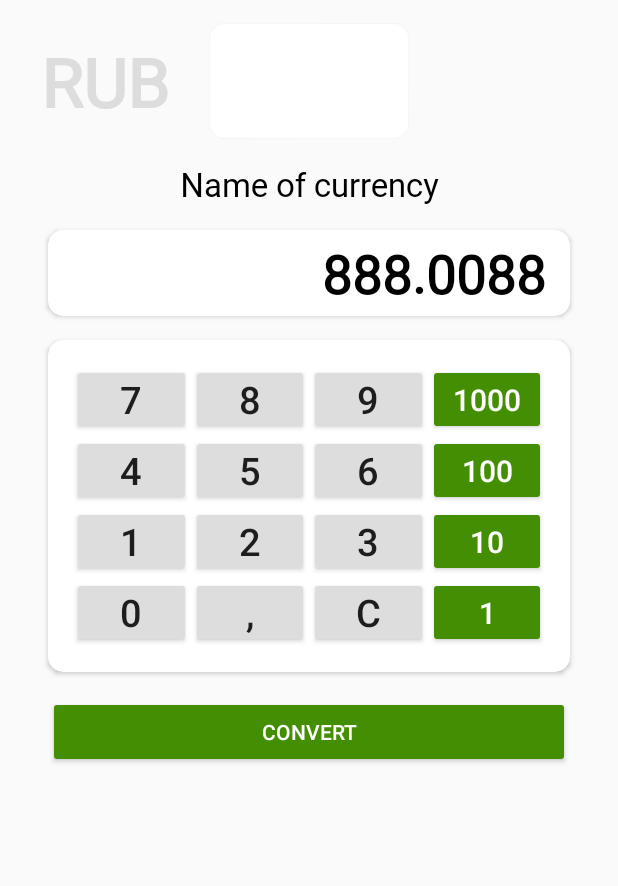
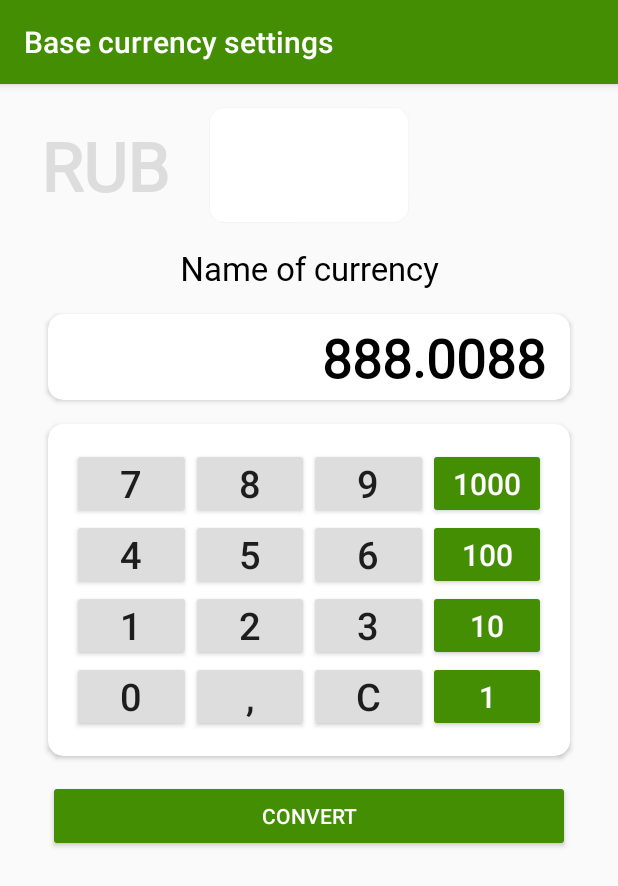
Before and after one commit to ytty555/CurrencyConverter, an Android app: the layout fragment_base_chooser.xml on its own in the app's theme, with its tools: preview values and no code run, on a phone screen of 412 x 824 dp. Shown: the top 886 px of the screen. Run offline under Robolectric (Android 15) with nearby library versions, the phone set to English and light mode, and no system bars.

Commit message:
toolbar changed

```diff
--- a/app/src/main/res/layout/base_currency.xml
+++ b/app/src/main/res/layout/base_currency.xml
@@ -11,7 +11,7 @@
 
     <androidx.constraintlayout.widget.ConstraintLayout
         android:layout_width="match_parent"
-        android:layout_height="wrap_content"
+        android:layout_height="?attr/actionBarSize"
         android:background="@color/colorLightGray"
         android:padding="2dp"
         android:paddingStart="16dp"
@@ -34,7 +34,7 @@
             android:layout_height="wrap_content"
             android:text="@string/amount_label"
             app:layout_constraintBaseline_toBaselineOf="@+id/currency_label"
-            app:layout_constraintStart_toStartOf="@+id/currency_amount" />
+            app:layout_constraintEnd_toEndOf="parent" />
 
         <TextView
             android:id="@+id/currency_codeAndName"
--- a/app/src/main/res/layout/fragment_base_chooser.xml
+++ b/app/src/main/res/layout/fragment_base_chooser.xml
@@ -10,9 +10,28 @@
             type="ru.okcode.currencyconverter.ui.basechooser.BaseChooserViewModel" />
     </data>
 
+    <androidx.coordinatorlayout.widget.CoordinatorLayout
+        android:layout_width="match_parent"
+        android:layout_height="match_parent">
+
+        <com.google.android.material.appbar.AppBarLayout
+            android:layout_width="match_parent"
+            android:layout_height="wrap_content">
+
+            <androidx.appcompat.widget.Toolbar
+                android:id="@+id/toolbar"
+                app:titleTextColor="@android:color/white"
+                app:title="@string/base_currency_settings"
+                android:layout_width="match_parent"
+                android:layout_height="?attr/actionBarSize">
+
+            </androidx.appcompat.widget.Toolbar>
+
+        </com.google.android.material.appbar.AppBarLayout>
 
     <androidx.constraintlayout.widget.ConstraintLayout
         android:layout_width="match_parent"
+        app:layout_behavior="@string/appbar_scrolling_view_behavior"
         android:layout_height="match_parent">
 
         <androidx.cardview.widget.CardView
@@ -343,4 +362,7 @@
 
     </androidx.constraintlayout.widget.ConstraintLayout>
 
+    </androidx.coordinatorlayout.widget.CoordinatorLayout>
+
+
 </layout>
--- a/app/src/main/res/layout/fragment_currency_rates.xml
+++ b/app/src/main/res/layout/fragment_currency_rates.xml
@@ -30,50 +30,47 @@
             app:layout_constraintStart_toStartOf="parent"
             app:layout_constraintTop_toTopOf="parent">
 
-            <!--            <androidx.appcompat.widget.Toolbar-->
-            <!--                android:id="@+id/toolbar"-->
-            <!--                android:layout_width="match_parent"-->
-            <!--                android:layout_height="wrap_content"-->
-            <!--                app:layout_scrollFlags="scroll|enterAlways">-->
+            <androidx.appcompat.widget.Toolbar
+                android:id="@+id/toolbar"
+                android:layout_width="match_parent"
+                android:layout_height="wrap_content"
+                app:layout_scrollFlags="scroll|enterAlways"
+                app:title="@string/app_name"
+                app:titleTextColor="@android:color/white">
 
-            <!--                <androidx.appcompat.widget.SearchView-->
-            <!--                    android:layout_width="match_parent"-->
-            <!--                    android:layout_height="?attr/actionBarSize"/>-->
-
-            <!--            </androidx.appcompat.widget.Toolbar>-->
+            </androidx.appcompat.widget.Toolbar>
 
             <include
                 android:id="@+id/include"
                 layout="@layout/base_currency"
                 android:visibility="gone"
-                app:showWhenDone="@{viewModel.statusDataSource}"
                 app:layout_scrollFlags="scroll|enterAlways"
-                app:rates="@{viewModel.readyRatesDataSource}" />
+                app:rates="@{viewModel.readyRatesDataSource}"
+                app:showWhenDone="@{viewModel.statusDataSource}" />
 
         </com.google.android.material.appbar.AppBarLayout>
 
         <androidx.constraintlayout.widget.ConstraintLayout
             android:layout_width="match_parent"
-            android:layout_height="match_parent">
+            android:layout_height="match_parent"
+            app:layout_behavior="@string/appbar_scrolling_view_behavior">
 
             <androidx.recyclerview.widget.RecyclerView
                 android:id="@+id/currency_rates_recycleview"
                 android:layout_width="match_parent"
-            android:layout_height="match_parent"
-            app:layout_behavior="@string/appbar_scrolling_view_behavior" />
+                android:layout_height="match_parent" />
 
             <ProgressBar
                 android:id="@+id/status_loading"
+                style="@style/Widget.AppCompat.ProgressBar"
                 android:layout_width="70dp"
+                android:layout_height="70dp"
                 android:visibility="gone"
-            android:layout_height="70dp"
-            style="@style/Widget.AppCompat.ProgressBar"
                 app:layout_constraintBottom_toBottomOf="parent"
                 app:layout_constraintEnd_toEndOf="parent"
                 app:layout_constraintStart_toStartOf="parent"
                 app:layout_constraintTop_toTopOf="parent"
-            app:showWhenLoading="@{viewModel.statusDataSource}"
-             />
+                app:showWhenLoading="@{viewModel.statusDataSource}" />
 
             <ImageView
                 android:id="@+id/status_error"
--- a/app/src/main/res/values/strings.xml
+++ b/app/src/main/res/values/strings.xml
@@ -11,19 +11,20 @@
     <string name="updated_label">Updated:</string>
     <string name="baseChooserButtonRatio" translatable="false">1:0.6</string>
     <string name="convert">Convert</string>
-    <string name="_7">7</string>
-    <string name="_8">8</string>
-    <string name="_9">9</string>
-    <string name="_1000">1000</string>
-    <string name="_4">4</string>
-    <string name="_5">5</string>
-    <string name="_6">6</string>
-    <string name="_100">100</string>
-    <string name="_1">1</string>
-    <string name="_2">2</string>
-    <string name="_10">10</string>
-    <string name="_0">0</string>
-    <string name="comma">,</string>
-    <string name="_3">3</string>
-    <string name="erase">C</string>
+    <string name="_7" translatable="false">7</string>
+    <string name="_8" translatable="false">8</string>
+    <string name="_9" translatable="false">9</string>
+    <string name="_1000" translatable="false">1000</string>
+    <string name="_4" translatable="false">4</string>
+    <string name="_5" translatable="false">5</string>
+    <string name="_6" translatable="false">6</string>
+    <string name="_100" translatable="false">100</string>
+    <string name="_1" translatable="false">1</string>
+    <string name="_2" translatable="false">2</string>
+    <string name="_10" translatable="false">10</string>
+    <string name="_0" translatable="false">0</string>
+    <string name="comma" translatable="false">,</string>
+    <string name="_3" translatable="false">3</string>
+    <string name="erase" translatable="false">C</string>
+    <string name="base_currency_settings">Base currency settings</string>
 </resources>
--- a/app/src/main/res/values/styles.xml
+++ b/app/src/main/res/values/styles.xml
@@ -1,7 +1,7 @@
 <resources>
 
     <!-- Base application theme. -->
-    <style name="AppTheme" parent="Theme.AppCompat.Light.DarkActionBar">
+    <style name="AppTheme" parent="Theme.AppCompat.Light.NoActionBar">
         <!-- Customize your theme here. -->
         <item name="colorPrimary">@color/colorPrimary</item>
         <item name="colorPrimaryDark">@color/colorPrimaryDark</item>
```
Also changed, not shown: 2 other files. Lines whose indentation alone changed are shown as unchanged.
